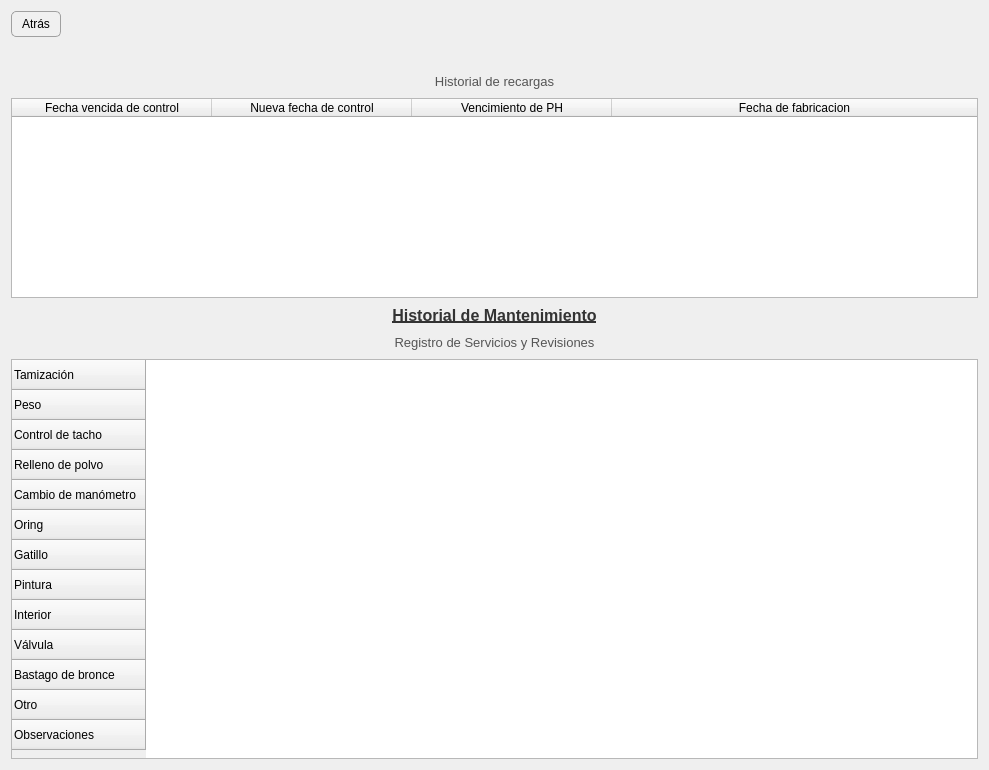
Above: resources/ui/ext_details.ui from Julian2455/beatmat before the change. Below: the same form after it.
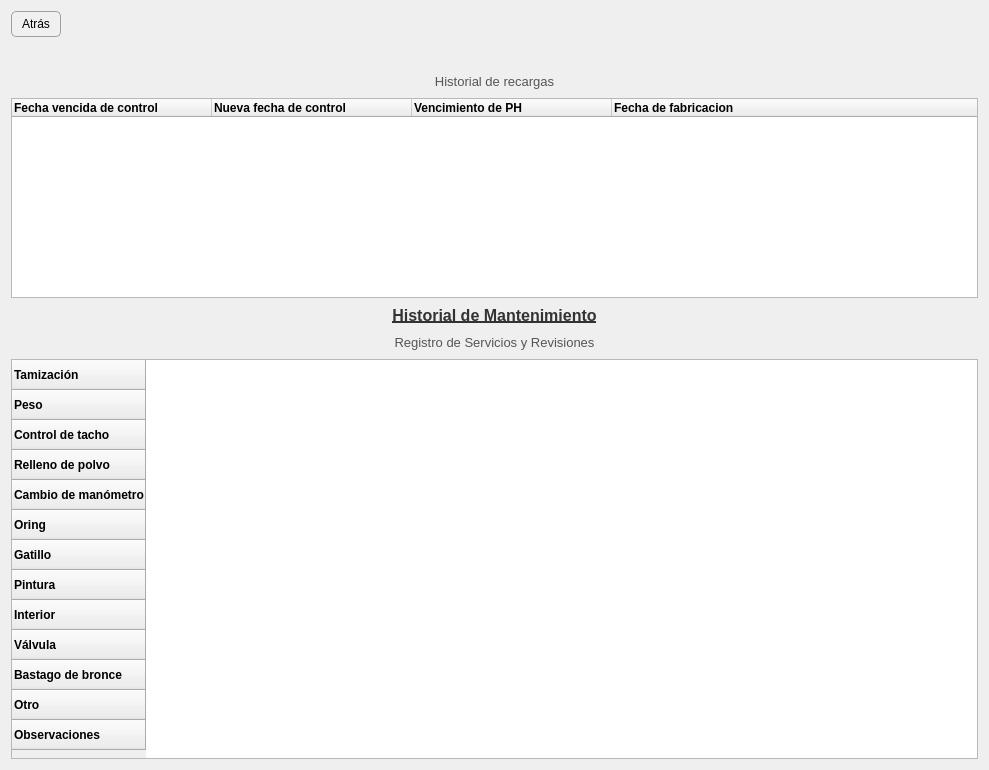
That is the form after the change.

Diff of the .ui file:
```diff
--- a/resources/ui/ext_details.ui
+++ b/resources/ui/ext_details.ui
@@ -154,21 +154,53 @@
       <property name="text">
        <string>Fecha vencida de control</string>
       </property>
+      <property name="font">
+       <font>
+        <bold>true</bold>
+       </font>
+      </property>
+      <property name="textAlignment">
+       <set>AlignLeading|AlignVCenter</set>
+      </property>
      </column>
      <column>
       <property name="text">
        <string>Nueva fecha de control</string>
       </property>
+      <property name="font">
+       <font>
+        <bold>true</bold>
+       </font>
+      </property>
+      <property name="textAlignment">
+       <set>AlignLeading|AlignVCenter</set>
+      </property>
      </column>
      <column>
       <property name="text">
        <string>Vencimiento de PH</string>
       </property>
+      <property name="font">
+       <font>
+        <bold>true</bold>
+       </font>
+      </property>
+      <property name="textAlignment">
+       <set>AlignLeading|AlignVCenter</set>
+      </property>
      </column>
      <column>
       <property name="text">
        <string>Fecha de fabricacion</string>
       </property>
+      <property name="font">
+       <font>
+        <bold>true</bold>
+       </font>
+      </property>
+      <property name="textAlignment">
+       <set>AlignLeading|AlignVCenter</set>
+      </property>
      </column>
     </widget>
    </item>
@@ -276,66 +308,131 @@
       <property name="text">
        <string>Tamización</string>
       </property>
+      <property name="font">
+       <font>
+        <bold>true</bold>
+       </font>
+      </property>
      </row>
      <row>
       <property name="text">
        <string>Peso</string>
       </property>
+      <property name="font">
+       <font>
+        <bold>true</bold>
+       </font>
+      </property>
      </row>
      <row>
       <property name="text">
        <string>Control de tacho</string>
       </property>
+      <property name="font">
+       <font>
+        <bold>true</bold>
+       </font>
+      </property>
      </row>
      <row>
       <property name="text">
        <string>Relleno de polvo</string>
       </property>
+      <property name="font">
+       <font>
+        <bold>true</bold>
+       </font>
+      </property>
      </row>
      <row>
       <property name="text">
        <string>Cambio de manómetro</string>
       </property>
+      <property name="font">
+       <font>
+        <bold>true</bold>
+       </font>
+      </property>
      </row>
      <row>
       <property name="text">
        <string>Oring</string>
       </property>
+      <property name="font">
+       <font>
+        <bold>true</bold>
+       </font>
+      </property>
      </row>
      <row>
       <property name="text">
        <string>Gatillo</string>
       </property>
+      <property name="font">
+       <font>
+        <bold>true</bold>
+       </font>
+      </property>
      </row>
      <row>
       <property name="text">
        <string>Pintura</string>
       </property>
+      <property name="font">
+       <font>
+        <bold>true</bold>
+       </font>
+      </property>
      </row>
      <row>
       <property name="text">
        <string>Interior</string>
       </property>
+      <property name="font">
+       <font>
+        <bold>true</bold>
+       </font>
+      </property>
      </row>
      <row>
       <property name="text">
        <string>Válvula</string>
       </property>
+      <property name="font">
+       <font>
+        <bold>true</bold>
+       </font>
+      </property>
      </row>
      <row>
       <property name="text">
        <string>Bastago de bronce</string>
       </property>
+      <property name="font">
+       <font>
+        <bold>true</bold>
+       </font>
+      </property>
      </row>
      <row>
       <property name="text">
        <string>Otro</string>
       </property>
+      <property name="font">
+       <font>
+        <bold>true</bold>
+       </font>
+      </property>
      </row>
      <row>
       <property name="text">
        <string>Observaciones</string>
       </property>
+      <property name="font">
+       <font>
+        <bold>true</bold>
+       </font>
+      </property>
      </row>
     </widget>
    </item>
```
Left out of the diff: 32 changed lines with no effect on the pictures.
